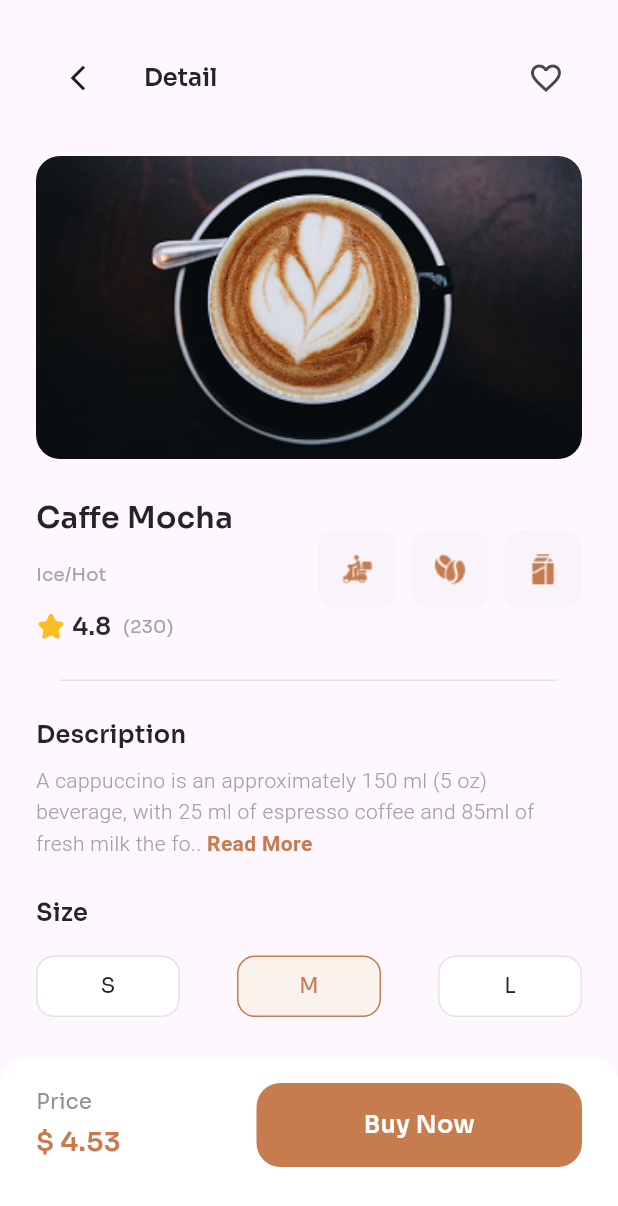
After one commit to KanwarBhajneek/Coffee-Shop-App---Flutter, a Flutter app: the Detail screen opened directly, on a phone screen of 412 x 824 dp. The commit adds this screen. Shown: the top 1206 px of the screen. Run offline on Flutter 3.47's test engine with Material 3 defaults, Android fonts, the phone set to English and light mode, and no system bars; our stand-ins replace flutter_svg.

Commit message:
Detail screen

```diff
--- /dev/null
+++ b/lib/screens/detail.dart
@@ -0,0 +1,413 @@
+import 'package:coffee_shop_app/theme/app_text_styles.dart';
+import 'package:flutter/material.dart';
+import 'package:flutter/services.dart';
+import 'package:flutter_svg/svg.dart';
+
+class Detail extends StatelessWidget {
+  const Detail({Key? key}) : super(key: key);
+
+  @override
+  Widget build(BuildContext context) {
+    return Scaffold(
+      body: SafeArea(
+        child: Container(
+          margin: const EdgeInsets.symmetric(horizontal: 24),
+          child: Column(
+            spacing: 24,
+            crossAxisAlignment: CrossAxisAlignment.start,
+            children: [
+              _TopDetailBar(),
+              _DetailImage(),
+              Row(
+                mainAxisAlignment: MainAxisAlignment.spaceBetween,
+                children: [_CoffeeInfo(), _InfoIcons()],
+              ),
+              _InfoBar(),
+              _CoffeeDescription(),
+              _CoffeeSize(),
+            ],
+          ),
+        ),
+      ),
+      bottomNavigationBar: _DetailBottomBar(),
+    );
+  }
+}
+
+class _InfoBar extends StatelessWidget {
+  const _InfoBar({super.key});
+
+  @override
+  Widget build(BuildContext context) {
+    return Divider(
+      height: 1,
+      color: const Color(0xFFE3E3E3),
+      indent: 16,
+      endIndent: 16,
+    );
+  }
+}
+
+class _CoffeeSize extends StatelessWidget {
+  const _CoffeeSize({super.key});
+
+  @override
+  Widget build(BuildContext context) {
+    return Column(
+      mainAxisSize: MainAxisSize.min,
+      mainAxisAlignment: MainAxisAlignment.center,
+      crossAxisAlignment: CrossAxisAlignment.start,
+      spacing: 16,
+      children: [
+        Text(
+          'Size',
+          style: TextStyle(
+            color: const Color(0xFF242424),
+            fontSize: 16,
+            fontWeight: FontWeight.w600,
+            height: 1.50,
+          ),
+        ),
+        Row(
+          crossAxisAlignment: CrossAxisAlignment.center,
+          mainAxisAlignment: MainAxisAlignment.spaceBetween,
+          children: [
+            _SizeWrapper(
+              child: Text(
+                'S',
+                style: TextStyle(
+                  color: const Color(0xFF242424),
+                  fontSize: 14,
+                  fontWeight: FontWeight.w400,
+                  height: 1.50,
+                ),
+              ),
+            ),
+            _SizeWrapper(
+              color: const Color(0xFFF9F2ED),
+              borderColor: const Color(0xFFC67C4E),
+              child: Text(
+                'M',
+                style: TextStyle(
+                  color: const Color(0xFFC67C4E),
+                  fontSize: 14,
+                  fontWeight: FontWeight.w400,
+                  height: 1.50,
+                ),
+              ),
+            ),
+            _SizeWrapper(
+              child: Text(
+                'L',
+                style: TextStyle(
+                  color: const Color(0xFF242424),
+                  fontSize: 14,
+                  fontWeight: FontWeight.w400,
+                  height: 1.50,
+                ),
+              ),
+            ),
+          ],
+        ),
+      ],
+    );
+  }
+}
+
+class _SizeWrapper extends StatelessWidget {
+  final child;
+  Color? color;
+  Color? borderColor;
+
+  _SizeWrapper({required this.child, this.color, this.borderColor});
+
+  @override
+  Widget build(BuildContext context) {
+    return Container(
+      width: 96,
+      height: 41,
+      alignment: Alignment.center,
+      decoration: BoxDecoration(
+        color: color ?? Colors.white,
+        border: Border.all(
+          width: 1,
+          color: borderColor ?? const Color(0xFFE3E3E3),
+        ),
+        borderRadius: BorderRadius.circular(12),
+      ),
+      child: child,
+    );
+  }
+}
+
+class _CoffeeDescription extends StatelessWidget {
+  const _CoffeeDescription({super.key});
+
+  @override
+  Widget build(BuildContext context) {
+    return Column(
+      mainAxisAlignment: MainAxisAlignment.start,
+      crossAxisAlignment: CrossAxisAlignment.start,
+      spacing: 8,
+      children: [
+        Text(
+          'Description',
+          style: TextStyle(
+            color: const Color(0xFF242424),
+            fontSize: 16,
+            fontWeight: FontWeight.w600,
+            height: 1.50,
+          ),
+        ),
+        Text.rich(
+          TextSpan(
+            children: [
+              TextSpan(
+                text:
+                    'A cappuccino is an approximately 150 ml (5 oz) beverage, with 25 ml of espresso coffee and 85ml of fresh milk the fo.. ',
+                style: TextStyle(
+                  color: const Color(0xFFA2A2A2),
+                  fontSize: 14,
+                  fontWeight: FontWeight.w300,
+                  height: 1.50,
+                ),
+              ),
+              TextSpan(
+                text: 'Read More',
+                style: TextStyle(
+                  color: const Color(0xFFC67C4E),
+                  fontSize: 14,
+                  fontWeight: FontWeight.w600,
+                  height: 1.50,
+                ),
+              ),
+            ],
+          ),
+        ),
+      ],
+    );
+  }
+}
+
+class _InfoIcons extends StatelessWidget {
+  const _InfoIcons({super.key});
+
+  @override
+  Widget build(BuildContext context) {
+    return Row(
+      spacing: 10,
+      children: [
+        Container(
+          padding: const EdgeInsets.all(10),
+          decoration: BoxDecoration(
+            color: const Color(0x59EDEDED),
+            borderRadius: BorderRadius.circular(12),
+          ),
+          child: Image.asset(
+            'Assets/Images/detail1.png',
+            width: 32,
+            height: 32,
+          ),
+        ),
+        Container(
+          padding: const EdgeInsets.all(10),
+          decoration: BoxDecoration(
+            color: const Color(0x59EDEDED),
+            borderRadius: BorderRadius.circular(12),
+          ),
+          child: Image.asset(
+            'Assets/Images/detail2.png',
+            width: 32,
+            height: 32,
+          ),
+        ),
+        Container(
+          padding: const EdgeInsets.all(10),
+          decoration: BoxDecoration(
+            color: const Color(0x59EDEDED),
+            borderRadius: BorderRadius.circular(12),
+          ),
+          child: Image.asset(
+            'Assets/Images/detail3.png',
+            width: 32,
+            height: 32,
+          ),
+        ),
+      ],
+    );
+  }
+}
+
+class _DetailImage extends StatelessWidget {
+  const _DetailImage({super.key});
+
+  @override
+  Widget build(BuildContext context) {
+    return ClipRRect(
+      borderRadius: BorderRadius.circular(16),
+      child: Image.asset(
+        'Assets/Images/Detail.png',
+        width: double.infinity,
+        height: 202,
+        fit: BoxFit.cover,
+      ),
+    );
+  }
+}
+
+class _CoffeeInfo extends StatelessWidget {
+  const _CoffeeInfo({super.key});
+
+  @override
+  Widget build(BuildContext context) {
+    return Column(
+      crossAxisAlignment: CrossAxisAlignment.start,
+      spacing: 16,
+      children: [
+        Text(
+          'Caffe Mocha',
+          style: AppTextStyles.detailInfoTitle,
+        ),
+        Text(
+          'Ice/Hot',
+          style: AppTextStyles.detailInfoSubtitle,
+        ),
+        Row(
+          crossAxisAlignment: CrossAxisAlignment.center,
+          spacing: 4,
+          children: [
+            SvgPicture.asset(
+              'Assets/Images/ic_star.svg',
+              width: 20,
+              height: 20,
+            ),
+            Text(
+              '4.8 ',
+              style: TextStyle(
+                color: const Color(0xFF2A2A2A),
+                fontSize: 16,
+                fontWeight: FontWeight.w600,
+              ),
+            ),
+            Text(
+              '(230)',
+              style: TextStyle(
+                color: const Color(0xFFA2A2A2),
+                fontSize: 12,
+                fontWeight: FontWeight.w400,
+              ),
+            ),
+          ],
+        ),
+      ],
+    );
+  }
+}
+
+class _TopDetailBar extends StatelessWidget {
+  const _TopDetailBar({super.key});
+
+  @override
+  Widget build(BuildContext context) {
+    return Container(
+      margin: const EdgeInsets.only(top: 24),
+      height: kToolbarHeight,
+      child: AppBar(
+        title: const Text(
+          'Detail',
+          textAlign: TextAlign.center,
+          style: TextStyle(
+            color: Color(0xFF242424),
+            fontSize: 16,
+            fontWeight: FontWeight.w600,
+            height: 1.20,
+          ),
+        ),
+        leading: IconButton(
+          icon: const Icon(Icons.arrow_back_ios_new),
+          iconSize: 20,
+          onPressed: () {
+            Navigator.pop(context);
+          },
+        ),
+        actions: [
+          IconButton(
+            icon: const Icon(Icons.favorite_border),
+            iconSize: 24,
+            onPressed: () {},
+          ),
+        ],
+      ),
+    );
+  }
+}
+
+class _DetailBottomBar extends StatelessWidget {
+  const _DetailBottomBar({super.key});
+
+  @override
+  Widget build(BuildContext context) {
+    return Container(
+      padding: const EdgeInsets.only(top: 16, left: 24, right: 24, bottom: 46),
+      height: 118,
+      decoration: BoxDecoration(
+        color: Colors.white,
+
+        borderRadius: BorderRadius.only(
+          topLeft: Radius.circular(16),
+          topRight: Radius.circular(16),
+        ),
+      ),
+      child: Row(
+        crossAxisAlignment: CrossAxisAlignment.center,
+        mainAxisAlignment: MainAxisAlignment.spaceBetween,
+        children: [
+          Column(
+            mainAxisSize: MainAxisSize.min,
+            crossAxisAlignment: CrossAxisAlignment.start,
+            spacing: 4,
+            children: [
+              Text(
+                'Price',
+                style: TextStyle(
+                  color: const Color(0xFF909090),
+                  fontSize: 14,
+                  fontWeight: FontWeight.w400,
+                  height: 1.20,
+                ),
+              ),
+              Text(
+                '\$ 4.53',
+                style: TextStyle(
+                  color: const Color(0xFFC67C4E),
+                  fontSize: 18,
+                  fontWeight: FontWeight.w600,
+                  height: 1.50,
+                ),
+              ),
+            ],
+          ),
+          Container(
+            height: 56,
+            width: 217,
+            alignment: Alignment.center,
+            padding: const EdgeInsets.symmetric(horizontal: 20, vertical: 16),
+            decoration: BoxDecoration(
+              color: const Color(0xFFC67C4E),
+              borderRadius: BorderRadius.circular(16),
+            ),
+            child: Text(
+              'Buy Now',
+              style: TextStyle(
+                color: Colors.white,
+                fontSize: 16,
+                fontWeight: FontWeight.w600,
+                height: 1.50,
+              ),
+            ),
+          ),
+        ],
+      ),
+    );
+  }
+}
--- a/lib/screens/home.dart
+++ b/lib/screens/home.dart
@@ -1,3 +1,4 @@
+import 'package:coffee_shop_app/screens/detail.dart';
 import 'package:flutter/material.dart';
 import 'package:flutter/services.dart';
 import 'package:flutter_svg/flutter_svg.dart';
@@ -88,7 +89,7 @@ class _BottomBar extends StatelessWidget {
           ),
           BottomNavigationBarItem(
             icon: Icon(Icons.notifications_none),
-            label: 'Profile',
+            label: 'Notifications',
           ),
         ],
       ),
@@ -172,7 +173,14 @@ class _CofeeItem extends StatelessWidget {
 
   @override
   Widget build(BuildContext context) {
-    return Container(
+    return GestureDetector(
+      onTap: () {
+        Navigator.push(
+          context,
+          MaterialPageRoute(builder: (context) => const Detail()),
+        );
+      },
+      child: Container(
         padding: const EdgeInsets.only(top: 8, left: 8, right: 8, bottom: 12),
         decoration: BoxDecoration(
           color: Colors.white,
@@ -292,6 +300,7 @@ class _CofeeItem extends StatelessWidget {
               ],
             ),
           ],
+        ),
       ),
     );
   }
--- /dev/null
+++ b/lib/theme/app_text_styles.dart
@@ -0,0 +1,21 @@
+
+import 'package:flutter/material.dart';
+
+class AppTextStyles {
+
+
+  static final detailInfoTitle = TextStyle(
+    color: const Color(0xFF242424),
+    fontSize: 20,
+    fontWeight: FontWeight.w600,
+    height: 1.50,
+  );
+
+  static final detailInfoSubtitle = TextStyle(
+    color: const Color(0xFFA2A2A2),
+    fontSize: 12,
+    fontWeight: FontWeight.w400,
+    height: 1.20,
+  );
+
+}
```
Also changed, not shown: Assets/Images/Detail.png (added), Assets/Images/detail1.png (added), Assets/Images/detail2.png (added), Assets/Images/detail3.png (added). Lines whose indentation alone changed are shown as unchanged.
